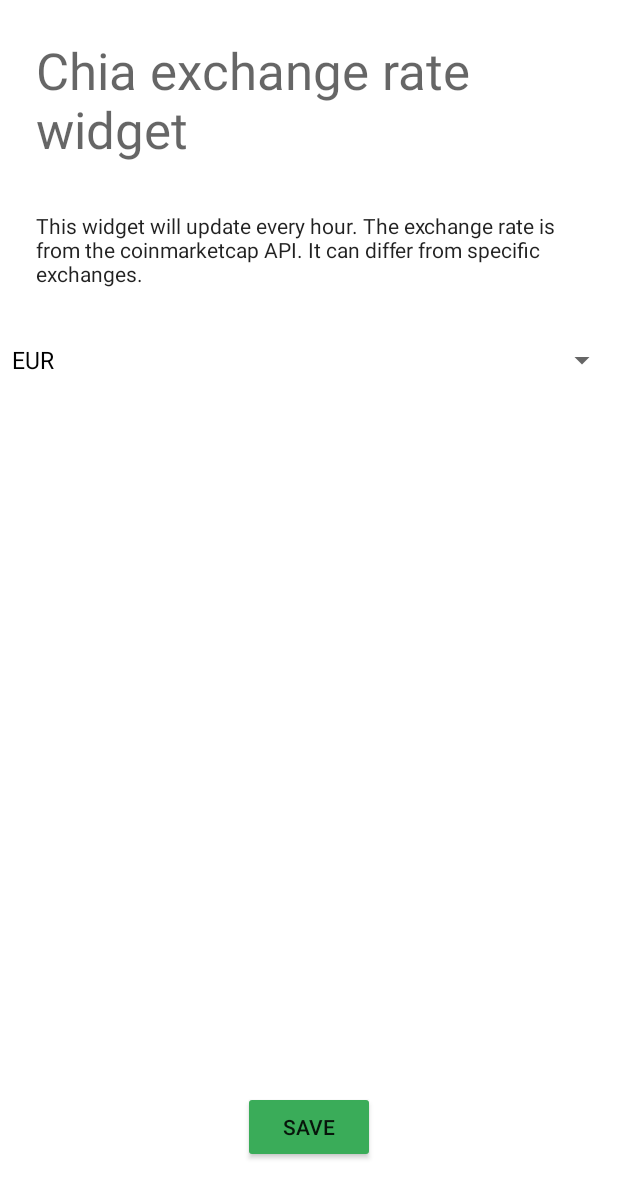
After one commit to MrPet/ChiaAddressMonitor, an Android app: the ChiaFiatConversionWidgetConfig screen opened directly, with no data from a screen before it, on a phone screen of 412 x 824 dp. The commit adds this screen. Shown: the top 1198 px of the screen. Run offline under Robolectric (Android 15) with nearby library versions, the phone set to English and light mode, and no system bars; our stand-ins replace Room's generated code; libraries missing offline, so code that uses them is left out: com.mikepenz.aboutlibraries.

Commit message:
Adds widget with xch exchange rate

```diff
--- /dev/null
+++ b/app/src/main/java/ninja/bored/chiapublicaddressmonitor/ChiaFiatConversionWidgetConfig.kt
@@ -0,0 +1,143 @@
+package ninja.bored.chiapublicaddressmonitor
+
+import android.app.Activity
+import android.appwidget.AppWidgetManager
+import android.content.Intent
+import android.os.Bundle
+import android.util.Log
+import android.view.Menu
+import android.view.MenuInflater
+import android.view.MenuItem
+import android.view.View
+import android.widget.ArrayAdapter
+import android.widget.RemoteViews
+import android.widget.Spinner
+import com.mikepenz.aboutlibraries.LibsBuilder
+import kotlinx.coroutines.CoroutineScope
+import kotlinx.coroutines.Dispatchers
+import kotlinx.coroutines.Job
+import kotlinx.coroutines.launch
+import ninja.bored.chiapublicaddressmonitor.helpers.Constants
+import ninja.bored.chiapublicaddressmonitor.helpers.Slh
+import ninja.bored.chiapublicaddressmonitor.model.ChiaWidgetRoomsDatabase
+import ninja.bored.chiapublicaddressmonitor.model.WidgetFiatConversionSettings
+import kotlin.coroutines.CoroutineContext
+
+class ChiaFiatConversionWidgetConfig : Activity(), CoroutineScope {
+
+    companion object {
+        private const val TAG = "WidgetFiatConfig"
+    }
+
+    private var chiaConversionSpinner: Spinner? = null
+    private var appWidgetID: Int = 0
+    private var widgetDB: ChiaWidgetRoomsDatabase? = null
+    private val job = Job()
+
+    override val coroutineContext: CoroutineContext
+        get() = job + Dispatchers.Main
+
+    override fun onCreate(savedInstanceState: Bundle?) {
+        super.onCreate(savedInstanceState)
+        setResult(RESULT_CANCELED)
+
+        setContentView(R.layout.chia_fiat_conversion_widget_option_activity)
+
+        appWidgetID = intent?.extras?.getInt(
+            AppWidgetManager.EXTRA_APPWIDGET_ID,
+            AppWidgetManager.INVALID_APPWIDGET_ID
+        ) ?: AppWidgetManager.INVALID_APPWIDGET_ID
+    }
+
+    override fun onResume() {
+        super.onResume()
+        Log.d(TAG, "onResume")
+        chiaConversionSpinner = findViewById(R.id.chia_widget_conversion_spinner)
+
+        widgetDB = ChiaWidgetRoomsDatabase.getInstance(this)
+        val context = this
+
+        launch {
+            val widgetCurrentSettings = widgetDB?.getWidgetFiatConversionSettingsDao()?.getByID(
+                appWidgetID
+            )
+            chiaConversionSpinner?.let {
+            // Create an ArrayAdapter using the string array and a default spinner layout
+            val chiaConversionKeys = Constants.CHIA_CURRENCY_CONVERSIONS.filter {
+                it.value.hardcodedMultiplier == null
+            }.keys.toTypedArray()
+            ArrayAdapter(context, R.layout.support_simple_spinner_dropdown_item, chiaConversionKeys)
+                .also { adapter ->
+                    adapter.setDropDownViewResource(android.R.layout.simple_spinner_dropdown_item)
+                    it.adapter = adapter
+                    if (widgetCurrentSettings?.conversionCurrency != null &&
+                        chiaConversionKeys.contains(widgetCurrentSettings.conversionCurrency)
+                    ) {
+                        it.setSelection(
+                            chiaConversionKeys.indexOf(widgetCurrentSettings.conversionCurrency)
+                        )
+                    }
+                }
+            }
+        }
+    }
+
+    override fun onOptionsItemSelected(item: MenuItem): Boolean {
+        // Handle item selection
+        return when (item.itemId) {
+            R.id.license -> {
+                LibsBuilder().start(this)
+                true
+            }
+            else -> super.onOptionsItemSelected(item)
+        }
+    }
+
+    override fun onCreateOptionsMenu(menu: Menu): Boolean {
+        val inflater: MenuInflater = menuInflater
+        inflater.inflate(R.menu.default_menu, menu)
+        return true
+    }
+
+    override fun onDestroy() {
+        job.cancel()
+        super.onDestroy()
+    }
+
+    @Suppress("UNUSED_PARAMETER")
+    fun saveSettings(view: View?) {
+        chiaConversionSpinner?.let {
+            val chiaConversionCurrency = it.selectedItem.toString()
+            val widgetSettings = WidgetFiatConversionSettings(appWidgetID, chiaConversionCurrency)
+            val chiaFiatConversionWidgetSettingsDao = widgetDB?.getWidgetFiatConversionSettingsDao()
+            launch {
+                chiaFiatConversionWidgetSettingsDao?.insertUpdate(widgetSettings)
+                updateAppWidget(appWidgetID, widgetSettings)
+                doneWithEverythingAndWentWell(appWidgetID)
+            }
+        }
+    }
+
+    private suspend fun updateAppWidget(appWidgetID: Int, widgetFiatConversionSettings: WidgetFiatConversionSettings) {
+        val appWidgetManager: AppWidgetManager = AppWidgetManager.getInstance(this)
+        val context = this
+        RemoteViews(this.packageName, R.layout.chia_public_address_widget).also { views ->
+            Slh.updateFiatWidgetWithSettings(
+                widgetFiatConversionSettings,
+                views,
+                context,
+                appWidgetID,
+                appWidgetManager
+            )
+        }
+    }
+
+    private fun doneWithEverythingAndWentWell(appWidgetID: Int) {
+        val resultValue = Intent().apply {
+            putExtra(AppWidgetManager.EXTRA_APPWIDGET_ID, appWidgetID)
+            this.action = AppWidgetManager.ACTION_APPWIDGET_UPDATE
+        }
+        setResult(RESULT_OK, resultValue)
+        finish()
+    }
+}
--- a/app/src/main/java/ninja/bored/chiapublicaddressmonitor/model/ChiaWidgetRoomsDatabase.kt
+++ b/app/src/main/java/ninja/bored/chiapublicaddressmonitor/model/ChiaWidgetRoomsDatabase.kt
@@ -27,11 +27,19 @@
     const val VERSION_4 = 4
     const val VERSION_5 = 5
     const val VERSION_6 = 6
+    const val VERSION_7 = 7
+    const val VERSION_8 = 8
 }
 
 @Database(
-    entities = [WidgetSettings::class, WidgetData::class, AddressSettings::class, ChiaLatestConversion::class],
-    version = DbVersion.VERSION_6
+    entities = [
+        WidgetSettings::class,
+        WidgetData::class,
+        AddressSettings::class,
+        WidgetFiatConversionSettings::class,
+        ChiaLatestConversion::class
+    ],
+    version = DbVersion.VERSION_8
 )
 @TypeConverters(WidgetDatabaseConverter::class)
 abstract class ChiaWidgetRoomsDatabase : RoomDatabase() {
@@ -39,7 +47,8 @@
     abstract fun getWidgetDataDao(): WidgetDataDao
     abstract fun getWidgetSettingsAndDataDao(): WidgetSettingsAndDataDao
     abstract fun getAddressSettingsDao(): AddressSettingsDao
-    abstract fun getChiaLatestConversionDaoDao(): ChiaLatestConversionDao
+    abstract fun getChiaLatestConversionDao(): ChiaLatestConversionDao
+    abstract fun getWidgetFiatConversionSettingsDao(): WidgetFiatConversionSettingsDao
 
     companion object {
         @Volatile
@@ -100,8 +109,26 @@
                                 )
                                 database.execSQL(
                                     """
-                                            UPDATE `address_settings` SET `conversion_currency` = 'XCH' WHERE `conversion_currency` != 'MOJO'
-                                        """)
+                                            UPDATE `address_settings`
+                                            SET `conversion_currency` = 'XCH'
+                                            WHERE `conversion_currency` != 'MOJO'
+                                        """
+                                )
+                            }
+                        }
+                    val MIGRATION_7_8 =
+                        object : Migration(DbVersion.VERSION_7, DbVersion.VERSION_8) {
+                            override fun migrate(database: SupportSQLiteDatabase) {
+                                database.execSQL(
+                                    """
+                                        CREATE TABLE IF NOT EXISTS
+                                        `widget_fiat_conversion_settings`
+                                         (
+                                            `widgetID` INTEGER NOT NULL,
+                                            `conversion_currency` TEXT NOT NULL,
+                                         PRIMARY KEY (`widgetID`))
+                                        """
+                                )
                             }
                         }
 
@@ -109,9 +136,7 @@
                         context,
                         ChiaWidgetRoomsDatabase::class.java, "chia-address-widget-db"
                     )
-                        .addMigrations(MIGRATION_3_4)
-                        .addMigrations(MIGRATION_4_5)
-                        .addMigrations(MIGRATION_5_6)
+                        .addMigrations(MIGRATION_3_4, MIGRATION_4_5, MIGRATION_5_6, MIGRATION_7_8)
                         .build()
                 }
                 return instance
--- a/app/src/main/java/ninja/bored/chiapublicaddressmonitor/model/CurrencyConversionInfo.kt
+++ b/app/src/main/java/ninja/bored/chiapublicaddressmonitor/model/CurrencyConversionInfo.kt
@@ -1,6 +1,6 @@
 package ninja.bored.chiapublicaddressmonitor.model
 
-data class CurrencyConversionInfo (
+data class CurrencyConversionInfo(
     val currencyCode: String,
     val precision: String,
     val hardcodedMultiplier: Double?
--- /dev/null
+++ b/app/src/main/java/ninja/bored/chiapublicaddressmonitor/model/WidgetFiatConversionSettings.kt
@@ -0,0 +1,29 @@
+package ninja.bored.chiapublicaddressmonitor.model
+
+import androidx.room.ColumnInfo
+import androidx.room.Dao
+import androidx.room.Delete
+import androidx.room.Entity
+import androidx.room.Insert
+import androidx.room.OnConflictStrategy
+import androidx.room.PrimaryKey
+import androidx.room.Query
+
+@Entity(tableName = "widget_fiat_conversion_settings")
+data class WidgetFiatConversionSettings(
+    @PrimaryKey val widgetID: Int,
+    @ColumnInfo(name = "conversion_currency") val conversionCurrency: String
+)
+
+@Dao
+interface WidgetFiatConversionSettingsDao {
+
+    @Insert(onConflict = OnConflictStrategy.REPLACE)
+    suspend fun insertUpdate(widgetFiatConversionSettings: WidgetFiatConversionSettings)
+
+    @Delete
+    suspend fun delete(widgetFiatConversionSettings: WidgetFiatConversionSettings)
+
+    @Query("SELECT * FROM widget_fiat_conversion_settings WHERE widgetID = :widgetID")
+    suspend fun getByID(widgetID: Int): WidgetFiatConversionSettings?
+}
--- /dev/null
+++ b/app/src/main/res/layout/chia_fiat_conversion_widget_option_activity.xml
@@ -0,0 +1,59 @@
+<?xml version="1.0" encoding="utf-8"?>
+<androidx.constraintlayout.widget.ConstraintLayout xmlns:android="http://schemas.android.com/apk/res/android"
+    xmlns:app="http://schemas.android.com/apk/res-auto"
+    android:layout_width="match_parent"
+    android:layout_height="match_parent"
+    android:focusable="true">
+
+    <TextView
+        android:id="@+id/headerTextView"
+        android:layout_width="match_parent"
+        android:layout_height="wrap_content"
+        android:layout_marginStart="24dp"
+        android:layout_marginTop="24dp"
+        android:layout_marginEnd="24dp"
+        android:text="@string/chia_fiat_conversion_widget_config_title"
+        android:textAppearance="@style/TextAppearance.AppCompat.Display1"
+        app:layout_constraintEnd_toEndOf="parent"
+        app:layout_constraintHorizontal_bias="0.0"
+        app:layout_constraintStart_toStartOf="parent"
+        app:layout_constraintTop_toTopOf="parent" />
+
+    <TextView
+        android:id="@+id/description"
+        android:layout_width="match_parent"
+        android:layout_height="wrap_content"
+        android:layout_marginStart="24dp"
+        android:layout_marginTop="32dp"
+        android:layout_marginEnd="24dp"
+        android:text="@string/chia_exchange_rate_widget_config_description"
+        android:textAppearance="@style/TextAppearance.AppCompat.Body1"
+        app:layout_constraintEnd_toEndOf="parent"
+        app:layout_constraintHorizontal_bias="1.0"
+        app:layout_constraintStart_toStartOf="parent"
+        app:layout_constraintTop_toBottomOf="@+id/headerTextView" />
+
+    <Spinner
+        android:id="@+id/chia_widget_conversion_spinner"
+        android:layout_width="match_parent"
+        android:layout_height="wrap_content"
+        android:layout_marginTop="24dp"
+        app:layout_constraintTop_toBottomOf="@+id/description" />
+
+    <Button
+        android:layout_width="wrap_content"
+        android:layout_height="wrap_content"
+        android:layout_marginStart="24dp"
+        android:layout_marginEnd="24dp"
+        android:layout_marginBottom="24dp"
+        android:backgroundTint="?colorPrimary"
+        android:onClick="saveSettings"
+        android:text="@string/save_widget_settings"
+        app:layout_constraintBottom_toBottomOf="parent"
+        app:layout_constraintEnd_toEndOf="parent"
+        app:layout_constraintStart_toStartOf="parent"
+        app:layout_constraintTop_toBottomOf="@+id/chia_widget_conversion_spinner"
+        app:layout_constraintVertical_bias="0.949" />
+
+
+</androidx.constraintlayout.widget.ConstraintLayout>
--- a/app/src/main/res/values/strings.xml
+++ b/app/src/main/res/values/strings.xml
@@ -54,6 +54,8 @@
     <string name="copyAddressDescription">copy chia address to clipboard</string>
     <string name="copyAddressSuccessful">Address successfully copied to clipboard</string>
     <string name="copyAddressError">Error while copying address to clipboard</string>
+    <string name="chia_fiat_conversion_widget_config_title">Chia exchange rate widget</string>
+    <string name="chia_exchange_rate_widget_config_description">This widget will update every hour. The exchange rate is from the coinmarketcap API. It can differ from specific exchanges.</string>
 
 
 </resources>
```
Also changed, not shown: app/src/main/AndroidManifest.xml (+19 -0 lines), app/src/main/java/ninja/bored/chiapublicaddressmonitor/AddressDetailsFragment.kt (+4 -3 lines), app/src/main/java/ninja/bored/chiapublicaddressmonitor/ChiaFiatConversionWidgetReceiver.kt (added, +59 -0 lines), app/src/main/java/ninja/bored/chiapublicaddressmonitor/helpers/Slh.kt (+74 -16 lines), app/src/main/res/xml/widget_chia_fiat_conversion.xml (added, +10 -0 lines), app/src/main/res/drawable/chia_fiat_conversion_preview.webp (added), 2 other files.
